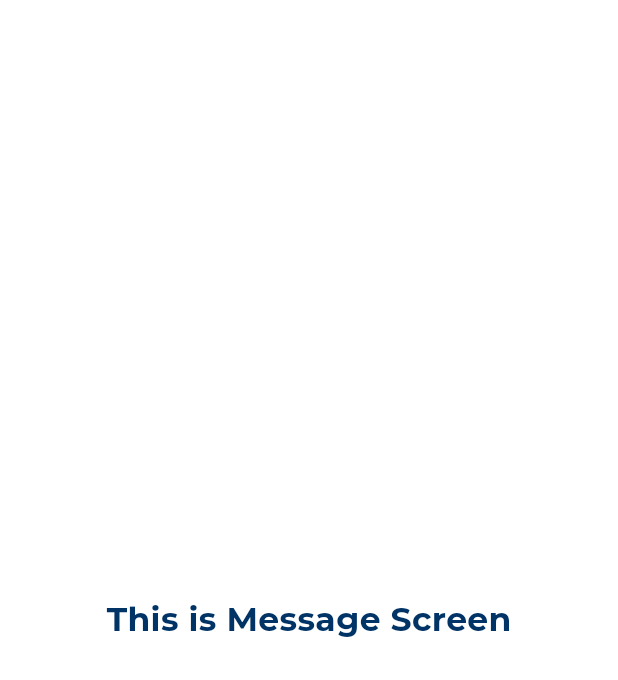
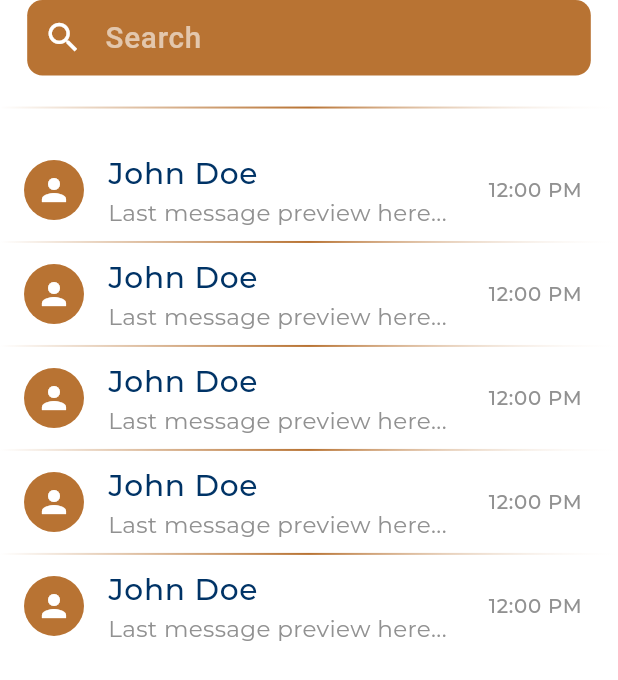
Before and after one commit to Hamzair/comfylux_app, a Flutter app: the MessageScreen screen opened directly, on a phone screen of 412 x 824 dp. Shown: the top 680 px of the screen. Run offline on Flutter 3.47's test engine with Material 3 defaults, Android fonts, the light colour scheme and no system bars; our stand-ins replace animated_notch_bottom_bar, flutter_image_compress, flutter_screenutil, get, google_fonts, image_picker and 1 more; missing offline and left inert: flutter_masonry_view.

Commit message:
Chats screen

```diff
--- a/lib/const/color.dart
+++ b/lib/const/color.dart
@@ -19,4 +19,4 @@ const redColor = Color(0xffB83232);
 const blackTitleColor = Color(0xff263238);
 const lightTitleColor = Color(0xff898989);
 final bgColor=Colors.grey.shade100;
-final goldcolor=Color(0xffB87333);
+const goldcolor=Color(0xffB87333);
--- a/lib/main.dart
+++ b/lib/main.dart
@@ -1,5 +1,7 @@
 import 'package:comfylux/splash/Splash_screen.dart';
 import 'package:comfylux/splash/splash_one.dart';
+import 'package:comfylux/views/home_screen_view/home_screen.dart';
+import 'package:comfylux/views/message_screen/message_screen.dart';
 import 'package:comfylux/views/profile/components/edit_profile.dart';
 import 'package:flutter/material.dart';
 import 'package:flutter_screenutil/flutter_screenutil.dart';
@@ -18,10 +20,10 @@ class MyApp extends StatelessWidget {
     return ScreenUtilInit(
         designSize: const Size(375, 812),
         builder: (_, child) {
-          return GetMaterialApp(
+          return const GetMaterialApp(
             title: 'Comfylux',
             debugShowCheckedModeBanner: false,
-            home: const SplashScreen(),
+            home: HomeScreen(),
             // initialBinding: UserBinding(),
           );
         });
--- a/lib/views/message_screen/message_screen.dart
+++ b/lib/views/message_screen/message_screen.dart
@@ -1,6 +1,11 @@
+// ignore_for_file: deprecated_member_use
+
 import 'package:comfylux/const/color.dart';
 import 'package:comfylux/widgets/custom_text.dart';
+import 'package:comfylux/widgets/gradient_divider.dart';
 import 'package:flutter/material.dart';
+import 'package:flutter_screenutil/flutter_screenutil.dart';
+import 'package:google_fonts/google_fonts.dart';
 
 class MessageScreen extends StatelessWidget {
   const MessageScreen({super.key});
@@ -10,11 +15,91 @@ class MessageScreen extends StatelessWidget {
     return Scaffold(
       backgroundColor: whiteColor,
       body: Column(
-        mainAxisAlignment: MainAxisAlignment.center,
+        mainAxisAlignment: MainAxisAlignment.start,
         children: [
-
-        Center(child: MontserratCustomText(text: 'This is Message Screen', textColor: primaryColor, fontWeight: FontWeight.w700,fontsize: 22,))
-      ],),
+          SizedBox(
+            width: 366.w,
+            height: 50.h,
+            child: Padding(
+              padding: EdgeInsets.symmetric(horizontal: 12.w),
+              child: TextField(
+                onChanged: (val) {},
+                style: GoogleFonts.montserratAlternates(
+                    textStyle: TextStyle(
+                        color: whiteColor,
+                        fontSize: 16.sp,
+                        fontWeight: FontWeight.w200)),
+                decoration: InputDecoration(
+                  prefixIcon: const Icon(
+                    Icons.search,
+                    color: whiteColor,
+                    size: 26,
+                  ),
+                  border: OutlineInputBorder(
+                    borderRadius: BorderRadius.circular(10.r),
+                    borderSide: BorderSide.none,
+                  ),
+                  fillColor: goldcolor,
+                  filled: true,
+                  contentPadding:
+                      EdgeInsets.symmetric(horizontal: 10.w, vertical: 10.h),
+                  hintText: 'Search',
+                  hintStyle: GoogleFonts.montserratAlternates(
+                      textStyle: TextStyle(
+                          color: whiteColor.withOpacity(0.6),
+                          fontSize: 18.sp,
+                          fontWeight: FontWeight.w500)),
+                ),
+              ),
+            ),
+          ),
+          SizedBox(height: 20.h),
+          const GradientDivider(),
+          SizedBox(height: 20.h),
+          Expanded(
+            child: ListView.separated(
+              itemCount: 5,
+              separatorBuilder: (context, index) => const GradientDivider(),
+              itemBuilder: (context, index) {
+                return ListTile(
+                  onTap: () {
+                    debugPrint('Tapped');
+                  },
+                  leading: const CircleAvatar(
+                    backgroundColor: goldcolor,
+                    child: Icon(
+                      Icons.person,
+                      color: whiteColor,
+                    ),
+                  ),
+                  title: Text(
+                    'John Doe',
+                    style: GoogleFonts.montserrat(
+                      color: primaryColor,
+                      fontWeight: FontWeight.w500,
+                      fontSize: 18.sp,
+                    ),
+                  ),
+                  subtitle: Text(
+                    'Last message preview here...',
+                    style: GoogleFonts.montserrat(
+                      color: lightColor,
+                      fontSize: 14.sp,
+                    ),
+                  ),
+                  trailing: Text(
+                    '12:00 PM',
+                    style: GoogleFonts.montserrat(
+                      color: lightColor,
+                      fontSize: 12.sp,
+                    ),
+                  ),
+                );
+              },
+            ),
+          ),
+        ],
+      ),
     );
   }
 }
--- /dev/null
+++ b/lib/widgets/gradient_divider.dart
@@ -0,0 +1,28 @@
+// ignore_for_file: deprecated_member_use
+
+import 'package:comfylux/const/color.dart';
+import 'package:flutter/material.dart';
+import 'package:flutter_screenutil/flutter_screenutil.dart';
+
+class GradientDivider extends StatelessWidget {
+  final double height;
+
+  const GradientDivider({
+    super.key,
+    this.height = 1.3,
+  });
+
+  @override
+  Widget build(BuildContext context) {
+    return Container(
+      decoration: BoxDecoration(
+        gradient: LinearGradient(
+          colors: [whiteColor, goldcolor, whiteColor.withOpacity(0.1)],
+          begin: Alignment.centerLeft,
+          end: Alignment.centerRight,
+        ),
+      ),
+      height: height.h,
+    );
+  }
+}
```
Also changed, not shown: 4 other files.
